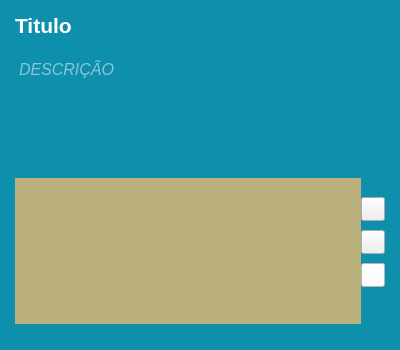
The window that Telas/UI/cardGrupo.ui (Nautilidae-project/Nautilus) describes before a commit, drawn with Qt 5.
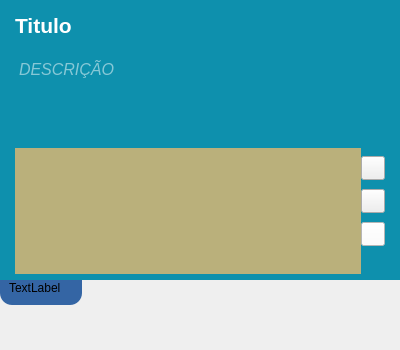
The same window after the commit. Icons and pictures are not drawn.

Commit message: Commit para mudar de pc

```diff
--- a/Telas/UI/cardGrupo.ui
+++ b/Telas/UI/cardGrupo.ui
@@ -26,25 +26,31 @@
    <string>Form</string>
   </property>
   <property name="styleSheet">
-   <string notr="true">/*#wdgGrupoCard {
-	background-color: qlineargradient(spread:pad, x1:0, y1:1, x2:1, y2:0, stop:0 rgba(105, 33, 140, 60), stop:1 rgba(112, 237, 255, 60));	
-}*/</string>
+   <string notr="true">/*----------------------------------- Frames ------------------------------------*/
+#frCategoria {
+	background-color: rgb(52, 101, 164);
+	
+	border-bottom-left-radius: 12px;
+	border-bottom-right-radius: 12px;
+	border-top-left-radius: 0px;
+	border-top-right-radius: 0px;	
+}</string>
   </property>
-  <layout class="QGridLayout" name="gridLayout_2">
-   <property name="leftMargin">
-    <number>0</number>
-   </property>
-   <property name="topMargin">
-    <number>0</number>
-   </property>
-   <property name="rightMargin">
-    <number>0</number>
-   </property>
-   <property name="bottomMargin">
-    <number>0</number>
-   </property>
-   <item row="0" column="0">
     <widget class="QFrame" name="frGrupoCard">
+   <property name="geometry">
+    <rect>
+     <x>0</x>
+     <y>0</y>
+     <width>400</width>
+     <height>280</height>
+    </rect>
+   </property>
+   <property name="maximumSize">
+    <size>
+     <width>16777215</width>
+     <height>280</height>
+    </size>
+   </property>
      <property name="styleSheet">
       <string notr="true">#frGrupoCard {
 	background-color: #0e90ad;
@@ -313,10 +319,16 @@
       </item>
       <item row="1" column="0">
        <widget class="QTextEdit" name="lbDescricao">
+      <property name="sizePolicy">
+       <sizepolicy hsizetype="Expanding" vsizetype="MinimumExpanding">
+        <horstretch>0</horstretch>
+        <verstretch>0</verstretch>
+       </sizepolicy>
+      </property>
         <property name="minimumSize">
          <size>
           <width>0</width>
-          <height>100</height>
+        <height>70</height>
          </size>
         </property>
         <property name="maximumSize">
@@ -395,8 +407,33 @@
       </item>
      </layout>
     </widget>
-   </item>
-  </layout>
+  <widget class="QFrame" name="frCategoria">
+   <property name="geometry">
+    <rect>
+     <x>0</x>
+     <y>270</y>
+     <width>82</width>
+     <height>35</height>
+    </rect>
+   </property>
+   <property name="frameShape">
+    <enum>QFrame::NoFrame</enum>
+   </property>
+   <property name="frameShadow">
+    <enum>QFrame::Raised</enum>
+   </property>
+   <layout class="QHBoxLayout" name="horizontalLayout">
+    <item>
+     <widget class="QLabel" name="lbCategoria">
+      <property name="text">
+       <string>TextLabel</string>
+      </property>
+     </widget>
+    </item>
+   </layout>
+  </widget>
+  <zorder>frCategoria</zorder>
+  <zorder>frGrupoCard</zorder>
  </widget>
  <resources>
   <include location="../Imagens/cardResources.qrc"/>
```
Lines whose indentation alone changed are shown as unchanged. The commit also changes 2 other files.
